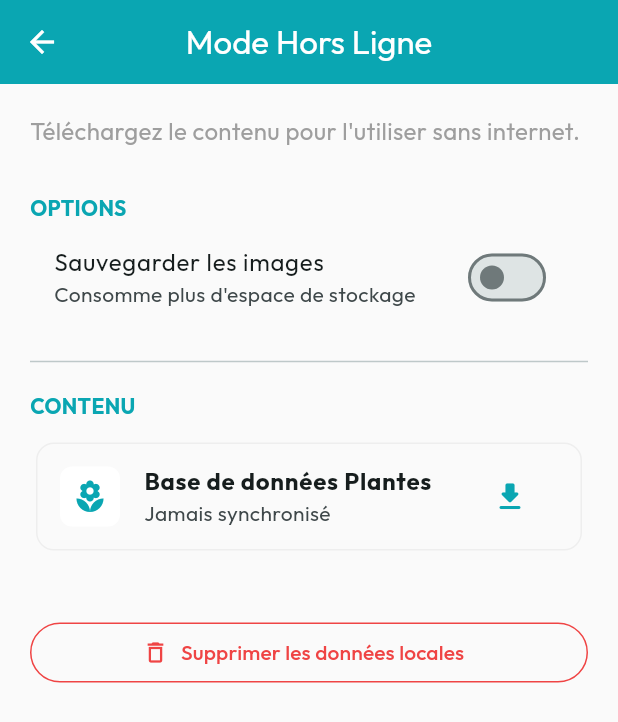
After one commit to k-rossaints/natural_self_care_mobile, a Flutter app: the screen it shows after launch, in the side drawer, after a tap on "Mode Hors Ligne", on a phone screen of 412 x 824 dp. The commit adds this screen. Shown: the top 722 px of the screen. Run offline on Flutter 3.47's test engine with Material 3 defaults, Android fonts, the phone set to English and light mode, and no system bars; our stand-ins replace cached_network_image, connectivity_plus, dio, flutter_cache_manager, flutter_svg, google_fonts and 4 more; network calls fail.

Commit message:
offline mode plant

```diff
--- a/lib/screens/main_scaffold.dart
+++ b/lib/screens/main_scaffold.dart
@@ -1,11 +1,12 @@
 import 'package:flutter/material.dart';
 import 'package:flutter_svg/flutter_svg.dart';
 import '../theme.dart';
-import 'home_screen.dart'; // <--- Importe l'accueil
+import 'home_screen.dart';
 import 'remedies_list_screen.dart';
 import 'symptoms_list_screen.dart';
 import 'problems_index_screen.dart';
 import '../widgets/main_drawer.dart';
+import '../widgets/offline_banner.dart'; // <--- 1. IMPORT DU FICHIER CRÉÉ
 
 class MainScaffold extends StatefulWidget {
   const MainScaffold({super.key});
@@ -15,9 +16,8 @@ class MainScaffold extends StatefulWidget {
 }
 
 class _MainScaffoldState extends State<MainScaffold> {
-  int _currentIndex = 0; // 0 = Accueil maintenant
+  int _currentIndex = 0;
 
-  // Fonction pour changer d'onglet (utilisée par Home et Drawer)
   void _goToTab(int index) {
     setState(() {
       _currentIndex = index;
@@ -26,12 +26,11 @@ class _MainScaffoldState extends State<MainScaffold> {
 
   @override
   Widget build(BuildContext context) {
-    // La liste des pages (l'ordre est important)
     final List<Widget> pages = [
-      HomeScreen(onTabChange: _goToTab), // 0: Accueil
-      const RemediesListScreen(),        // 1: Remèdes
-      const SymptomsListScreen(),        // 2: Chemins
-      const ProblemsIndexScreen(),       // 3: Problèmes
+      HomeScreen(onTabChange: _goToTab),
+      const RemediesListScreen(),
+      const SymptomsListScreen(),
+      const ProblemsIndexScreen(),
     ];
 
     return Scaffold(
@@ -57,17 +56,28 @@ class _MainScaffoldState extends State<MainScaffold> {
 
       drawer: MainDrawer(onTabChange: _goToTab),
 
-      body: IndexedStack(
-        index: _currentIndex,
-        children: pages,
+      // --- 2. MODIFICATION DE LA STRUCTURE DU BODY ---
+      body: Column(
+        children: [
+          // La banderole est insérée ici. Elle ne s'affichera que si le Wifi est coupé.
+          const OfflineBanner(),
+
+          // Le contenu principal prend tout le reste de la place
+          Expanded(
+            child: IndexedStack(
+              index: _currentIndex,
+              children: pages,
+            ),
+          ),
+        ],
       ),
+      // -----------------------------------------------
 
       bottomNavigationBar: NavigationBar(
         selectedIndex: _currentIndex,
         onDestinationSelected: _goToTab,
         backgroundColor: Colors.white,
         indicatorColor: AppTheme.teal1.withOpacity(0.15),
-        // On a maintenant 4 onglets, ce qui passe bien sur mobile
         destinations: const [
           NavigationDestination(
             icon: Icon(Icons.home_outlined),
--- /dev/null
+++ b/lib/screens/offline_settings_screen.dart
@@ -0,0 +1,133 @@
+import 'package:flutter/material.dart';
+import '../theme.dart';
+import '../services/offline_service.dart';
+
+class OfflineSettingsScreen extends StatefulWidget {
+  const OfflineSettingsScreen({super.key});
+
+  @override
+  State<OfflineSettingsScreen> createState() => _OfflineSettingsScreenState();
+}
+
+class _OfflineSettingsScreenState extends State<OfflineSettingsScreen> {
+  final OfflineService _offlineService = OfflineService();
+
+  bool _saveImages = false;
+  bool _isDownloading = false;
+  String? _lastSync;
+
+  @override
+  void initState() {
+    super.initState();
+    _loadSettings();
+  }
+
+  Future<void> _loadSettings() async {
+    final saveImg = await _offlineService.shouldSaveImages();
+    final lastSync = await _offlineService.getLastSyncDate();
+    if (mounted) {
+      setState(() {
+        _saveImages = saveImg;
+        _lastSync = lastSync;
+      });
+    }
+  }
+
+  Future<void> _startDownload() async {
+    setState(() => _isDownloading = true);
+
+    try {
+      // On lance le téléchargement des plantes
+      await _offlineService.downloadPlants();
+
+      // On recharge la date de synchro
+      final lastSync = await _offlineService.getLastSyncDate();
+
+      if (mounted) {
+        setState(() => _lastSync = lastSync);
+        ScaffoldMessenger.of(context).showSnackBar(
+          const SnackBar(content: Text("Plantes téléchargées avec succès !"), backgroundColor: AppTheme.teal1),
+        );
+      }
+    } catch (e) {
+      if (mounted) {
+        ScaffoldMessenger.of(context).showSnackBar(
+          SnackBar(content: Text("Erreur: $e"), backgroundColor: AppTheme.danger),
+        );
+      }
+    } finally {
+      if (mounted) setState(() => _isDownloading = false);
+    }
+  }
+
+  @override
+  Widget build(BuildContext context) {
+    return Scaffold(
+      appBar: AppBar(title: const Text("Mode Hors Ligne")),
+      body: ListView(
+        padding: const EdgeInsets.all(20),
+        children: [
+          const Text(
+            "Téléchargez le contenu pour l'utiliser sans internet.",
+            style: TextStyle(color: Colors.grey, fontSize: 16),
+          ),
+          const SizedBox(height: 30),
+
+          // --- OPTION IMAGES ---
+          const Text("OPTIONS", style: TextStyle(fontWeight: FontWeight.bold, color: AppTheme.teal1)),
+          SwitchListTile(
+            title: const Text("Sauvegarder les images"),
+            subtitle: const Text("Consomme plus d'espace de stockage"),
+            value: _saveImages,
+            activeColor: AppTheme.teal1,
+            onChanged: (val) {
+              setState(() => _saveImages = val);
+              _offlineService.setSaveImages(val);
+            },
+          ),
+
+          const Divider(height: 40),
+
+          // --- TÉLÉCHARGEMENT ---
+          const Text("CONTENU", style: TextStyle(fontWeight: FontWeight.bold, color: AppTheme.teal1)),
+          const SizedBox(height: 10),
+
+          Card(
+            elevation: 0,
+            color: Colors.grey.shade50,
+            shape: RoundedRectangleBorder(borderRadius: BorderRadius.circular(12), side: BorderSide(color: Colors.grey.shade200)),
+            child: ListTile(
+              leading: Container(
+                padding: const EdgeInsets.all(8),
+                decoration: BoxDecoration(color: Colors.white, borderRadius: BorderRadius.circular(8)),
+                child: const Icon(Icons.local_florist, color: AppTheme.teal1),
+              ),
+              title: const Text("Base de données Plantes", style: TextStyle(fontWeight: FontWeight.bold)),
+              subtitle: _lastSync != null ? Text("Dernière synchro : $_lastSync") : const Text("Jamais synchronisé"),
+              trailing: _isDownloading
+                ? const SizedBox(width: 20, height: 20, child: CircularProgressIndicator(strokeWidth: 2))
+                : IconButton(
+                    icon: const Icon(Icons.download_rounded, color: AppTheme.teal1),
+                    onPressed: _startDownload,
+                  ),
+            ),
+          ),
+
+          const SizedBox(height: 40),
+
+          // --- NETTOYAGE ---
+          OutlinedButton.icon(
+            icon: const Icon(Icons.delete_outline, color: AppTheme.danger),
+            label: const Text("Supprimer les données locales", style: TextStyle(color: AppTheme.danger)),
+            style: OutlinedButton.styleFrom(side: const BorderSide(color: AppTheme.danger)),
+            onPressed: () async {
+              await _offlineService.clearAllData();
+              setState(() => _lastSync = null);
+              if(mounted) ScaffoldMessenger.of(context).showSnackBar(const SnackBar(content: Text("Données supprimées")));
+            },
+          ),
+        ],
+      ),
+    );
+  }
+}
--- /dev/null
+++ b/lib/services/offline_service.dart
@@ -0,0 +1,115 @@
+import 'dart:convert';
+import 'package:shared_preferences/shared_preferences.dart';
+import 'package:flutter_cache_manager/flutter_cache_manager.dart'; // <--- NOUVEL IMPORT
+import '../models/plant.dart';
+import '../models/decision_step.dart';
+import '../models/symptom.dart';
+import 'api_service.dart';
+
+class OfflineService {
+  static final OfflineService _instance = OfflineService._internal();
+  factory OfflineService() => _instance;
+  OfflineService._internal();
+
+  // Clés
+  static const String KEY_PLANTS = 'offline_plants';
+  static const String KEY_SYMPTOMS = 'offline_symptoms';
+  static const String KEY_STEPS = 'offline_steps';
+  static const String KEY_SAVE_IMAGES = 'offline_settings_images';
+  static const String KEY_LAST_SYNC = 'offline_last_sync';
+
+  // --- 1. Gestion des Réglages ---
+
+  Future<void> setSaveImages(bool value) async {
+    final prefs = await SharedPreferences.getInstance();
+    await prefs.setBool(KEY_SAVE_IMAGES, value);
+  }
+
+  Future<bool> shouldSaveImages() async {
+    final prefs = await SharedPreferences.getInstance();
+    return prefs.getBool(KEY_SAVE_IMAGES) ?? false;
+  }
+
+  Future<void> _updateSyncDate() async {
+    final prefs = await SharedPreferences.getInstance();
+    final now = DateTime.now();
+    // Format simple : JJ/MM/AAAA HH:MM
+    String formattedDate = "${now.day.toString().padLeft(2,'0')}/${now.month.toString().padLeft(2,'0')}/${now.year} ${now.hour}:${now.minute.toString().padLeft(2,'0')}";
+    await prefs.setString(KEY_LAST_SYNC, formattedDate);
+  }
+
+  Future<String?> getLastSyncDate() async {
+    final prefs = await SharedPreferences.getInstance();
+    return prefs.getString(KEY_LAST_SYNC);
+  }
+
+  // --- 2. Sauvegarde (Le gros morceau) ---
+
+  Future<void> downloadPlants() async {
+    final api = ApiService();
+
+    // 1. On récupère les données fraîches depuis le réseau
+    // (Assure-toi que getPlantsFromNetwork existe dans api_service, sinon utilise getPlants)
+    final plants = await api.getPlantsFromNetwork();
+
+    // 2. On sauvegarde le texte (JSON)
+    final prefs = await SharedPreferences.getInstance();
+    final jsonString = jsonEncode(plants.map((p) => p.toJson()).toList());
+    await prefs.setString(KEY_PLANTS, jsonString);
+    await _updateSyncDate();
+
+    // 3. GESTION DES IMAGES (C'est ici que ça se joue)
+    if (await shouldSaveImages()) {
+      print("📸 Option Images ACTIVE : Téléchargement en cours...");
+      for (var plant in plants) {
+        if (plant.image != null) {
+          try {
+            final url = api.getImageUrl(plant.image!);
+            // On force le téléchargement du fichier dans le cache du téléphone
+            await DefaultCacheManager().downloadFile(url);
+          } catch (e) {
+            print("Erreur téléchargement image ${plant.name}: $e");
+          }
+        }
+      }
+    } else {
+      print("⏩ Option Images DÉSACTIVÉE : On ne télécharge rien.");
+    }
+  }
+
+  Future<void> downloadDecisionPaths() async {
+    final api = ApiService();
+    final symptoms = await api.getSymptoms(); // Assure-toi que ces méthodes existent dans ApiService
+    final steps = await api.getDecisionSteps();
+
+    final prefs = await SharedPreferences.getInstance();
+    // On suppose que tu as ajouté toJson() dans Symptom et DecisionStep aussi
+    // Si ce n'est pas le cas, commente ces deux lignes pour l'instant
+    // await prefs.setString(KEY_SYMPTOMS, jsonEncode(symptoms.map((s) => s.toJson()).toList()));
+    // await prefs.setString(KEY_STEPS, jsonEncode(steps.map((s) => s.toJson()).toList()));
+  }
+
+  // --- 3. Lecture ---
+
+  Future<List<Plant>> getLocalPlants() async {
+    final prefs = await SharedPreferences.getInstance();
+    final data = prefs.getString(KEY_PLANTS);
+    if (data == null) return [];
+    final List<dynamic> decodedData = jsonDecode(data);
+    return decodedData.map((json) => Plant.fromJson(json)).toList();
+  }
+
+  // --- 4. Nettoyage ---
+
+  Future<void> clearAllData() async {
+    final prefs = await SharedPreferences.getInstance();
+    await prefs.remove(KEY_PLANTS);
+    await prefs.remove(KEY_SYMPTOMS);
+    await prefs.remove(KEY_STEPS);
+    await prefs.remove(KEY_LAST_SYNC);
+
+    // On vide aussi le cache des images pour libérer la place
+    await DefaultCacheManager().emptyCache();
+    print("🗑️ Données locales et cache images supprimés.");
+  }
+}
--- a/lib/widgets/main_drawer.dart
+++ b/lib/widgets/main_drawer.dart
@@ -2,6 +2,7 @@ import 'package:flutter/material.dart';
 import '../theme.dart';
 import '../screens/about_screen.dart';
 import '../screens/methodology_screen.dart';
+import '../screens/offline_settings_screen.dart'; // <--- IMPORT
 import 'package:flutter_svg/flutter_svg.dart';
 import 'package:url_launcher/url_launcher.dart';
 
@@ -10,11 +11,9 @@ class MainDrawer extends StatelessWidget {
 
   const MainDrawer({super.key, required this.onTabChange});
 
-  // Fonction générique pour ouvrir n'importe quel lien
   Future<void> _launchURL(String urlString) async {
     final Uri url = Uri.parse(urlString);
     try {
-      // LaunchMode.externalApplication force l'ouverture dans le navigateur (Chrome/Safari)
       await launchUrl(url, mode: LaunchMode.externalApplication);
     } catch (e) {
       print("Erreur ouverture lien: $e");
@@ -30,7 +29,6 @@ class MainDrawer extends StatelessWidget {
             child: ListView(
               padding: EdgeInsets.zero,
               children: [
-                // EN-TÊTE
                 DrawerHeader(
                   decoration: const BoxDecoration(color: AppTheme.teal1),
                   child: Column(
@@ -54,7 +52,6 @@ class MainDrawer extends StatelessWidget {
                   ),
                 ),
 
-                // --- NAVIGATION PRINCIPALE ---
                 ListTile(
                   leading: const Icon(Icons.home_filled, color: AppTheme.teal1),
                   title: const Text('Accueil', style: TextStyle(fontWeight: FontWeight.bold)),
@@ -90,7 +87,18 @@ class MainDrawer extends StatelessWidget {
 
                 const Divider(),
 
-                // --- PAGES D'INFO INTERNES ---
+                // --- NOUVEAU BOUTON HORS LIGNE ---
+                ListTile(
+                  leading: const Icon(Icons.download_for_offline, color: Colors.orange),
+                  title: const Text('Mode Hors Ligne', style: TextStyle(fontWeight: FontWeight.bold)),
+                  onTap: () {
+                    Navigator.pop(context);
+                    Navigator.push(context, MaterialPageRoute(builder: (context) => const OfflineSettingsScreen()));
+                  },
+                ),
+
+                const Divider(),
+
                 ListTile(
                   leading: const Icon(Icons.info_outline),
                   title: const Text('À propos'),
@@ -110,16 +118,12 @@ class MainDrawer extends StatelessWidget {
 
                 const Divider(),
 
-                // --- LIENS EXTERNES & LÉGAUX (MIS À JOUR) ---
-
-                // Facebook
                 ListTile(
                   leading: const Icon(Icons.facebook, color: Color(0xFF1877F2)),
                   title: const Text('Suivez-nous sur Facebook', style: TextStyle(fontWeight: FontWeight.w600)),
                   onTap: () => _launchURL('https://facebook.com/naturalselfcareweb'),
                 ),
 
-                // Politique de confidentialité (Lien temporaire)
                 ListTile(
                   leading: const Icon(Icons.privacy_tip_outlined, color: Colors.grey),
                   title: const Text('Politique de confidentialité', style: TextStyle(fontSize: 14)),
@@ -127,7 +131,6 @@ class MainDrawer extends StatelessWidget {
                   onTap: () => _launchURL('http://46.224.187.154.nip.io/confidentialite'),
                 ),
 
-                // Mentions légales (Lien temporaire)
                 ListTile(
                   leading: const Icon(Icons.gavel_outlined, color: Colors.grey),
                   title: const Text('Mentions légales', style: TextStyle(fontSize: 14)),
@@ -138,7 +141,6 @@ class MainDrawer extends StatelessWidget {
             ),
           ),
 
-          // PIED DE PAGE
           const Padding(
             padding: EdgeInsets.all(16.0),
             child: Text("v1.0.0 - ASC Genève", style: TextStyle(color: Colors.grey, fontSize: 12)),
--- /dev/null
+++ b/lib/widgets/offline_banner.dart
@@ -0,0 +1,45 @@
+import 'package:flutter/material.dart';
+import 'package:connectivity_plus/connectivity_plus.dart';
+import '../theme.dart';
+
+class OfflineBanner extends StatelessWidget {
+  const OfflineBanner({super.key});
+
+  @override
+  Widget build(BuildContext context) {
+    return StreamBuilder<List<ConnectivityResult>>(
+      stream: Connectivity().onConnectivityChanged,
+      builder: (context, snapshot) {
+        // Par défaut, on considère qu'on a internet sauf preuve du contraire
+        bool isOffline = false;
+
+        if (snapshot.hasData) {
+          final result = snapshot.data!;
+          // Si la liste contient 'none', on est hors ligne
+          if (result.contains(ConnectivityResult.none) && result.length == 1) {
+            isOffline = true;
+          }
+        }
+
+        if (!isOffline) return const SizedBox.shrink(); // Rien si internet OK
+
+        return Container(
+          width: double.infinity,
+          color: AppTheme.danger, // Rouge
+          padding: const EdgeInsets.symmetric(vertical: 4),
+          child: const Row(
+            mainAxisAlignment: MainAxisAlignment.center,
+            children: [
+              Icon(Icons.wifi_off, color: Colors.white, size: 14),
+              SizedBox(width: 8),
+              Text(
+                "Mode Hors Ligne activé",
+                style: TextStyle(color: Colors.white, fontSize: 12, fontWeight: FontWeight.bold),
+              ),
+            ],
+          ),
+        );
+      },
+    );
+  }
+}
--- a/pubspec.yaml
+++ b/pubspec.yaml
@@ -22,6 +22,9 @@ dependencies:
   share_plus: ^12.0.1
   pdf: ^3.11.3
   printing: ^5.14.2
+  shared_preferences: ^2.5.4
+  connectivity_plus: ^7.0.0
+  flutter_cache_manager: ^3.4.1
 
 dev_dependencies:
   flutter_test:
```
Also changed, not shown: lib/models/plant.dart (+33 -3 lines), lib/screens/plant_detail_screen.dart (+30 -38 lines), lib/services/api_service.dart (+70 -65 lines), pubspec.lock, 3 other files.
